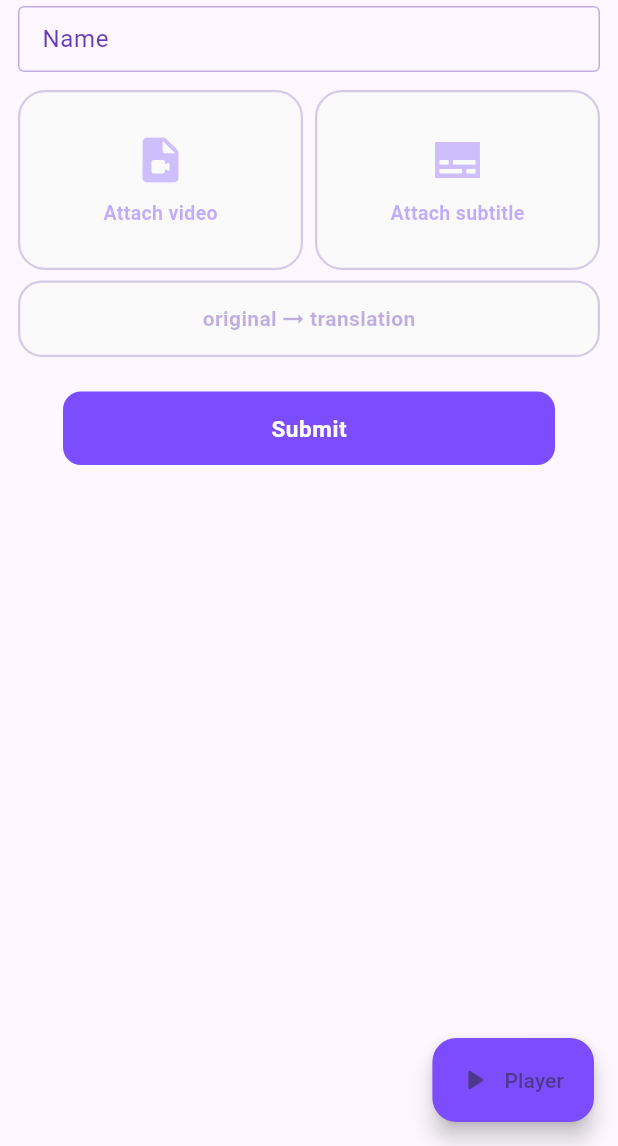
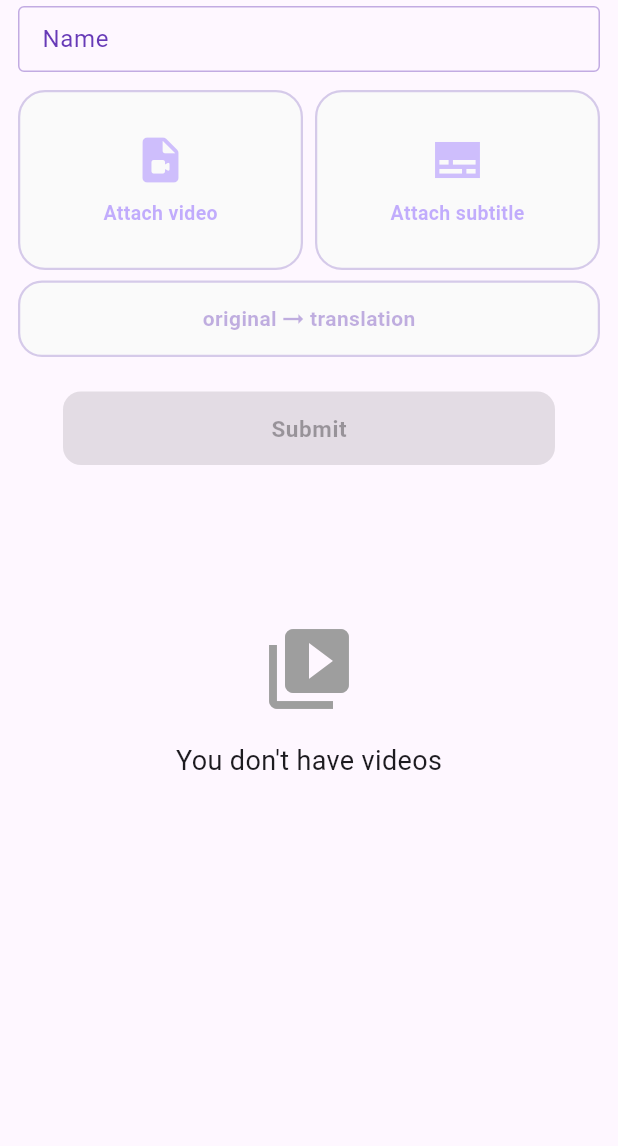
Before and after one commit to maksym7576/eiga-learn-refactored, a Flutter app: the screen it shows after launch, on a phone screen of 412 x 824 dp, the part 90-1236 px from its top. Run offline on Flutter 3.47's test engine with Material 3 defaults, Android fonts, the phone set to English and light mode, and no system bars; our stand-ins replace file_picker, flick_video_player, flutter_secure_storage, go_router, hooks_riverpod, isar_community and 2 more; accounts and stored records are empty; generated files the repository leaves out were written again.

Commit message:
add video cards

```diff
--- a/lib/providers/servicesProviders.dart
+++ b/lib/providers/servicesProviders.dart
@@ -1,3 +1,4 @@
+import 'package:eiga/backend/data/models/videoObject.dart';
 import 'package:eiga/backend/services/depack_subtitles_services/subtitleDepackerService.dart';
 import 'package:eiga/backend/services/models_services/blockService.dart';
 import 'package:eiga/backend/services/geminiService.dart';
@@ -21,7 +22,7 @@
   return PhraseService(db);
 });
 
-final videoServiceProvider = Provider<VideoService>((ref) {
+final videoServiceProvider = StateNotifierProvider<VideoService, List<VideoObject>>((ref) {
   final db = ref.watch(isarProvider);
   return VideoService(db);
 });
@@ -45,7 +46,7 @@
 });
 
 final subtitleDepackerServiceProvider = Provider<SubtitleDepackerService>((ref) {
-  final videoService = ref.watch(videoServiceProvider);
+  final videoService = ref.watch(videoServiceProvider.notifier);
   final phraseService = ref.watch(phraseServiceProvider);
 
   return SubtitleDepackerService(videoService: videoService, phraseService: phraseService);
--- a/lib/providers/translationProvider.dart
+++ b/lib/providers/translationProvider.dart
@@ -111,7 +111,7 @@
     _isProcessing = true;
 
     try {
-      final video = await ref.read(videoServiceProvider).getVideoById(phrases.first.videoId!);
+      final video = await ref.read(videoServiceProvider.notifier).getVideoById(phrases.first.videoId!);
       if (video == null) return;
       await ref.read(phraseServiceProvider).markPhrasesAsTranslatingByPhraseList(phrases);
       await ref.read(geminiServiceProvider).translatePhraseList(phraseObjectsList: phrases, originalLanguage: video.originalLanguage, translationLanguage: video.translatedLanguage!);
--- a/lib/providers/videoComponentsProvider.dart
+++ b/lib/providers/videoComponentsProvider.dart
@@ -27,6 +27,10 @@
 
   void setTarget(String language) =>
       state = state.copyWith(target: language);
+
+  void clear() {
+    state = const LanguageState();
+  }
 }
 
 final languageProvider = NotifierProvider<LanguageNotifier, LanguageState>(LanguageNotifier.new);
--- a/lib/ui/screens/mainScreen.dart
+++ b/lib/ui/screens/mainScreen.dart
@@ -1,4 +1,5 @@
 import 'package:eiga/ui/widgets/appBarWidgets/appBarWidget.dart';
+import 'package:eiga/ui/widgets/videoListWidget.dart';
 import 'package:eiga/ui/widgets/videoUploating/videoUploadingWidget.dart';
 import 'package:flutter/cupertino.dart';
 import 'package:flutter/material.dart';
@@ -27,15 +28,10 @@
         child: AppBarWidget(),
       ),
       body: SingleChildScrollView(
-        child: Column(children: [VideoUploadingWidget()]),
-      ),
-      floatingActionButton: FloatingActionButton.extended(
-        onPressed: () {
-          context.go('/player');
-        },
-        backgroundColor: Colors.deepPurpleAccent,
-        icon: const Icon(Icons.play_arrow_rounded),
-        label: const Text('Player'),
+        child: Column(children: [
+          VideoUploadingWidget(),
+          VideoListWidget(),
+        ]),
       ),
     );
   }
--- a/lib/ui/screens/videoScreen.dart
+++ b/lib/ui/screens/videoScreen.dart
@@ -35,7 +35,7 @@
       ),
       body: Column(
         children: [
-          VideoPlayerWidget(url: ''),
+          VideoPlayerWidget(),
         ],
       ),
     );
--- /dev/null
+++ b/lib/ui/widgets/subtitles/subtitlesListWidget.dart
@@ -0,0 +1,3 @@
+
+
+// class SubtitlesListWidget
--- /dev/null
+++ b/lib/ui/widgets/videoListWidget.dart
@@ -0,0 +1,52 @@
+
+
+import 'dart:io';
+
+import 'package:eiga/backend/data/models/videoObject.dart';
+import 'package:eiga/providers/servicesProviders.dart';
+import 'package:eiga/ui/widgets/videoCard.dart';
+import 'package:flutter/cupertino.dart';
+import 'package:flutter/material.dart';
+import 'package:hooks_riverpod/hooks_riverpod.dart';
+
+class VideoListWidget extends ConsumerStatefulWidget {
+  const VideoListWidget({super.key});
+
+  @override
+  ConsumerState<VideoListWidget> createState() => _VideoListWidgetState();
+}
+
+class _VideoListWidgetState extends ConsumerState<VideoListWidget> {
+
+  @override
+  Widget build(BuildContext context) {
+    final videos = ref.watch(videoServiceProvider);
+
+    if (videos.isEmpty) {
+      return Center(
+        child: Column(
+          mainAxisAlignment: MainAxisAlignment.center,
+          children: [
+            Icon(Icons.video_library, size: 64, color: Colors.grey),
+            SizedBox(height: 16),
+            Text("You don't have videos", style: TextStyle(fontSize: 18),
+            ),
+          ],
+        ),
+      );
+    }
+    return GridView.builder(
+      shrinkWrap: true,
+      physics: const NeverScrollableScrollPhysics(),
+      padding: const EdgeInsets.all(12),
+      itemCount: videos.length,
+      gridDelegate: const SliverGridDelegateWithFixedCrossAxisCount(
+        crossAxisCount: 2,
+        crossAxisSpacing: 12,
+        mainAxisSpacing: 12,
+        childAspectRatio: 0.7,
+      ),
+      itemBuilder: (context, index) => VideoCard(videos[index]),
+    );
+  }
+}
--- a/pubspec.yaml
+++ b/pubspec.yaml
@@ -18,6 +18,8 @@
   cupertino_icons: ^1.0.8
   path_provider: ^2.1.5
   file_picker: ^10.3.10
+  video_player: ^2.11.1
+  flick_video_player: ^0.9.0
 
 dev_dependencies:
   flutter_test:
```
Also changed, not shown: lib/backend/services/models_services/videoService.dart (+15 -5 lines), lib/ui/widgets/playerWidgets/videoPlayerWidget.dart (+10 -3 lines), lib/ui/widgets/videoCard.dart (added, +167 -0 lines), lib/ui/widgets/videoUploating/videoUploadingWidget.dart (+38 -1 lines), pubspec.lock, 1 other file.
